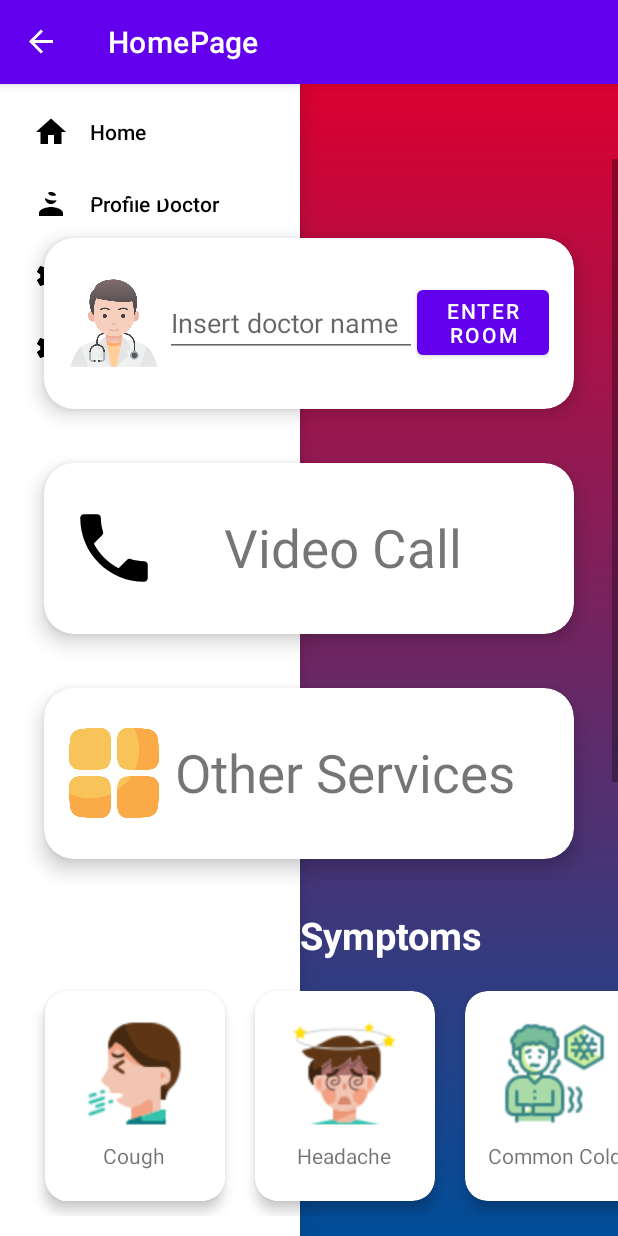
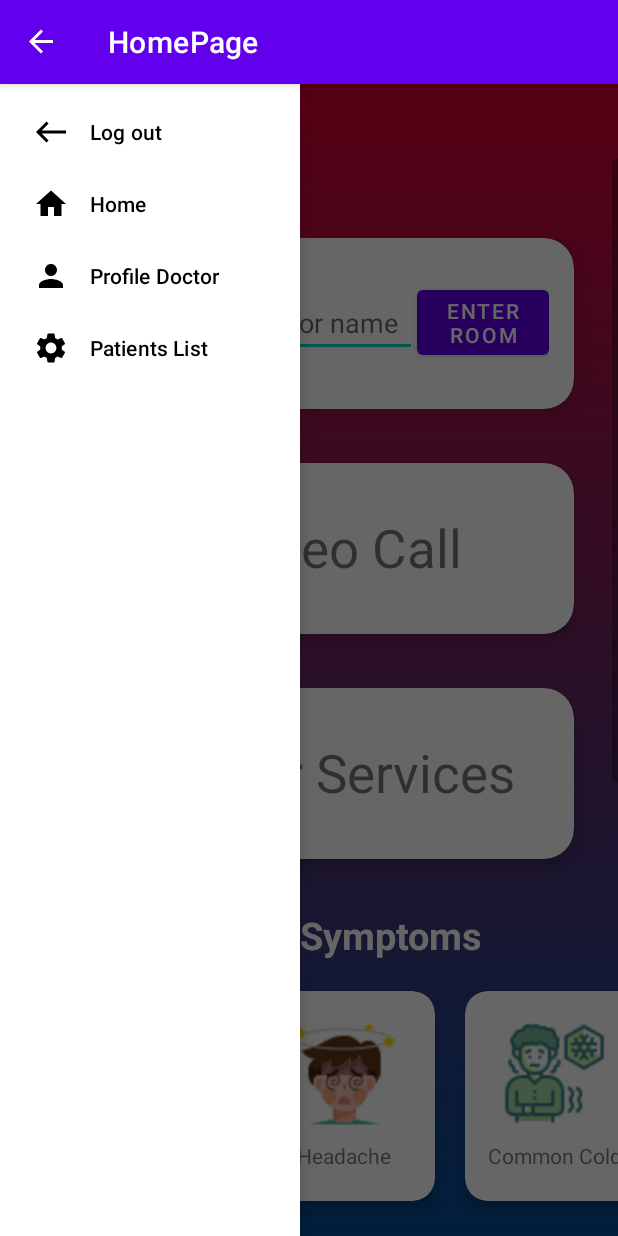
Before and after one commit to nhathuy19135/MobileDev2022, an Android app: the screen it shows after launch once a user with an empty profile is signed in (HomePage), with the side drawer open, on a phone screen of 412 x 824 dp. Run offline under Robolectric (Android 15) with nearby library versions, the phone set to English and light mode, and no system bars; our stand-ins replace Firebase (no records; nobody signed in at launch, a user with empty details on screens opened directly).

Commit message:
Anh fix UI

```diff
--- a/app/src/main/java/com/example/mobiledev2022/HomePage.java
+++ b/app/src/main/java/com/example/mobiledev2022/HomePage.java
@@ -55,13 +55,7 @@
     private LinearLayoutManager linearLayoutManager;
     private RecyclerView recyclerView;
     private FirebaseFirestore firestore;
-    private ImageView roundedImageView;
-    private Button button_crud;
-    private Button button_doctor;
-    private Button button_patient;
     private CardView cardViewCall;
-//    private Button button_call;
-    private ImageView callImageview;
     private Patient user;
     private String avatar;
     private HomePage.RoomchatClick roomchatClick;
@@ -76,7 +70,7 @@
         binding = ActivityChatBinding.inflate(getLayoutInflater());
         firebaseAuth = FirebaseAuth.getInstance();
         firestore = FirebaseFirestore.getInstance();
-        roundedImageView = findViewById(R.id.roundedImageView);
+      //  roundedImageView = findViewById(R.id.roundedImageView);
         findUserById();
         setUpAdapter();
         initView();
@@ -89,7 +83,7 @@
                 for (DocumentSnapshot index : querySnapshot.getDocuments()) {
                     Patient a = index.toObject(Patient.class);
                     if (a.getEmail().equals(firebaseAuth.getCurrentUser().getEmail() )) {
-                        roundedImageView.setImageBitmap(decodeIamge(a.getImage()));
+                      //  roundedImageView.setImageBitmap(decodeIamge(a.getImage()));
                         user = a;
                         avatar = a.getImage();
                     }
@@ -119,24 +113,24 @@
             @Override
             public boolean onNavigationItemSelected(@NonNull MenuItem item) {
                 switch (item.getItemId()) {
-                    case R.id.home:{
-                        showToast("Home");
-                        break;
-                    }
-                    case R.id.profile: {
-                        startActivity(new Intent(HomePage.this, DoctorMainActivity.class));
-                        break;
-                    }
-                    case R.id.patientList:{
-                        startActivity(new Intent(HomePage.this, PatientMainActivity.class));
-                        break;
-                    }
-                    case R.id.logout:{
+                    case R.id.logout:
+                        showToast("logout");
                         firebaseAuth.signOut();
                         startActivity(new Intent(HomePage.this, MainActivity.class));
                         finish();
                         break;
-                    }
+                    case R.id.home:
+                        showToast("Home");
+                        break;
+                    case R.id.profile:
+                        showToast("Profile");
+                        startActivity(new Intent(HomePage.this, DoctorMainActivity.class));
+                        break;
+                    case R.id.patientList:
+                        showToast("patientList");
+                        startActivity(new Intent(HomePage.this, PatientMainActivity.class));
+                        break;
+
                 }
                 return false;
             }
@@ -151,7 +145,6 @@
                 finish();
             }
         });
-        //button_logout = findViewById(R.id.button_logout);
 
         roomID = findViewById(R.id.roomID);
 
--- /dev/null
+++ b/app/src/main/res/drawable/ic_baseline_west_24.xml
@@ -0,0 +1,5 @@
+<vector android:height="24dp" android:tint="#000000"
+    android:viewportHeight="24" android:viewportWidth="24"
+    android:width="24dp" xmlns:android="http://schemas.android.com/apk/res/android">
+    <path android:fillColor="@android:color/white" android:pathData="M9,19l1.41,-1.41L5.83,13H22V11H5.83l4.59,-4.59L9,5l-7,7L9,19z"/>
+</vector>
--- a/app/src/main/res/layout/activity_home_page.xml
+++ b/app/src/main/res/layout/activity_home_page.xml
@@ -1,18 +1,14 @@
 <?xml version="1.0" encoding="utf-8"?>
-<FrameLayout xmlns:android="http://schemas.android.com/apk/res/android"
+<androidx.drawerlayout.widget.DrawerLayout
+    xmlns:android="http://schemas.android.com/apk/res/android"
     xmlns:app="http://schemas.android.com/apk/res-auto"
     xmlns:tools="http://schemas.android.com/tools"
     android:layout_width="match_parent"
     android:layout_height="match_parent"
+    android:id="@+id/drawerLayout"
     tools:context=".HomePage"
     android:background="@drawable/background"
     >
-        <androidx.drawerlayout.widget.DrawerLayout
-            xmlns:app="http://schemas.android.com/apk/res-auto"
-            xmlns:tools="http://schemas.android.com/tools"
-            android:id="@+id/drawerLayout"
-            android:layout_width="match_parent"
-            android:layout_height="match_parent">
         <com.google.android.material.navigation.NavigationView
             android:layout_width="200dp"
             android:layout_height="match_parent"
@@ -20,23 +16,6 @@
             android:id="@+id/menuNabigation"
             android:layout_gravity="start"
             />
-        </androidx.drawerlayout.widget.DrawerLayout>
-
-
-        <ImageView
-            android:id="@+id/roundedImageView"
-            android:layout_width="48dp"
-            android:layout_height="47dp"
-            android:layout_alignParentTop="true"
-            android:layout_alignParentEnd="true"
-            android:layout_marginTop="4dp"
-            android:layout_marginEnd="25dp"
-            android:scaleType="centerCrop"
-            app:layout_constraintEnd_toEndOf="parent"
-            app:layout_constraintStart_toStartOf="parent"
-            app:layout_constraintTop_toTopOf="parent"
-            app:riv_oval="true" />
-
         <ScrollView
             android:id="@+id/allFeatureScrollView"
             android:layout_marginTop="50dp"
@@ -450,4 +429,4 @@
             </RelativeLayout>
 
         </ScrollView>
-</FrameLayout>
+</androidx.drawerlayout.widget.DrawerLayout>
--- a/app/src/main/res/layout/activity_main.xml
+++ b/app/src/main/res/layout/activity_main.xml
@@ -11,6 +11,7 @@
       android:id="@+id/edit_email"
       android:layout_width="360dp"
       android:layout_height="50dp"
+      android:textColor="@color/black"
       android:background="@drawable/login_input"
       android:hint="Email"
       android:inputType="textEmailAddress"
@@ -26,6 +27,7 @@
       android:layout_height="50dp"
       android:background="@drawable/login_input"
       android:hint="Password"
+      android:textColor="@color/black"
       android:inputType="textPassword"
       android:paddingLeft="20dp"
       app:layout_constraintBottom_toBottomOf="parent"
--- a/app/src/main/res/menu/bottom_nav_menu.xml
+++ b/app/src/main/res/menu/bottom_nav_menu.xml
@@ -1,6 +1,14 @@
 <?xml version="1.0" encoding="utf-8"?>
-<menu xmlns:android="http://schemas.android.com/apk/res/android">
-<group android:checkableBehavior="single">
+<menu
+    xmlns:android="http://schemas.android.com/apk/res/android"
+    xmlns:tools="http://schemas.android.com/tools"
+    tools:showIn="navigation_view"
+    >
+<group android:checkableBehavior="none">
+    <item android:title="Log out"
+        android:id="@+id/logout"
+        android:icon="@drawable/ic_baseline_west_24"
+        />
     <item android:title="Home"
         android:id="@+id/home"
         android:icon="@drawable/ic_baseline_home_24"
@@ -11,10 +19,7 @@
     <item android:title="Patients List"
         android:id="@+id/patientList"
         android:icon="@drawable/ic_baseline_settings_24"/>
-    <item android:title="Log out"
-        android:id="@+id/logout"
-        android:icon="@drawable/ic_baseline_settings_24"
-        />
+
 </group>
 
 </menu>
```
Lines whose indentation alone changed are shown as unchanged.
